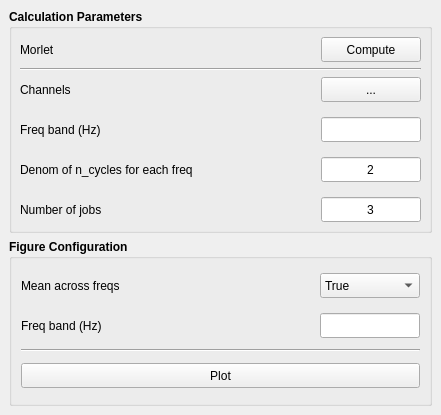
This is iEEGTool/gui/ui/csd_morlet.ui in ZhengLiu97/iEEGTool as Qt 5 draws it before an edit. The edited form follows.
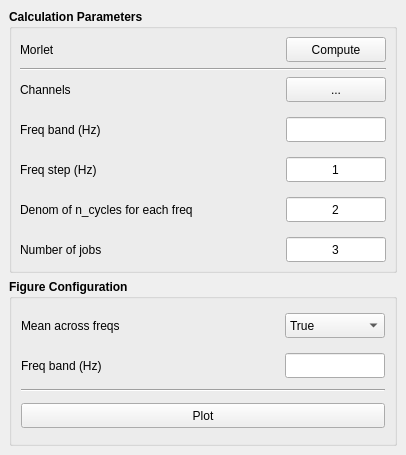
This is the edited form.

Commit message: add morlet and multitaper csd

```diff
--- a/iEEGTool/gui/ui/csd_morlet.ui
+++ b/iEEGTool/gui/ui/csd_morlet.ui
@@ -6,20 +6,20 @@
    <rect>
     <x>0</x>
     <y>0</y>
-    <width>441</width>
-    <height>415</height>
+    <width>406</width>
+    <height>455</height>
    </rect>
   </property>
   <property name="minimumSize">
    <size>
-    <width>441</width>
-    <height>415</height>
+    <width>406</width>
+    <height>455</height>
    </size>
   </property>
   <property name="maximumSize">
    <size>
-    <width>441</width>
-    <height>415</height>
+    <width>406</width>
+    <height>455</height>
    </size>
   </property>
   <property name="font">
@@ -196,6 +196,31 @@
              </property>
             </widget>
            </item>
+           <item>
+            <widget class="QLabel" name="_freq_step_lb">
+             <property name="minimumSize">
+              <size>
+               <width>0</width>
+               <height>25</height>
+              </size>
+             </property>
+             <property name="maximumSize">
+              <size>
+               <width>16777215</width>
+               <height>25</height>
+              </size>
+             </property>
+             <property name="font">
+              <font>
+               <weight>50</weight>
+               <bold>false</bold>
+              </font>
+             </property>
+             <property name="text">
+              <string>Freq step (Hz)</string>
+             </property>
+            </widget>
+           </item>
            <item>
             <widget class="QLabel" name="_denom_ncycles_lb">
              <property name="minimumSize">
@@ -248,19 +273,6 @@
            </item>
           </layout>
          </item>
-         <item>
-          <spacer name="horizontalSpacer_3">
-           <property name="orientation">
-            <enum>Qt::Horizontal</enum>
-           </property>
-           <property name="sizeHint" stdset="0">
-            <size>
-             <width>40</width>
-             <height>20</height>
-            </size>
-           </property>
-          </spacer>
-         </item>
          <item>
           <layout class="QVBoxLayout" name="verticalLayout">
            <property name="spacing">
@@ -319,6 +331,37 @@
              </property>
             </widget>
            </item>
+           <item>
+            <widget class="QLineEdit" name="_freq_step_le">
+             <property name="minimumSize">
+              <size>
+               <width>100</width>
+               <height>25</height>
+              </size>
+             </property>
+             <property name="maximumSize">
+              <size>
+               <width>100</width>
+               <height>25</height>
+              </size>
+             </property>
+             <property name="font">
+              <font>
+               <weight>50</weight>
+               <bold>false</bold>
+              </font>
+             </property>
+             <property name="focusPolicy">
+              <enum>Qt::ClickFocus</enum>
+             </property>
+             <property name="text">
+              <string>1</string>
+             </property>
+             <property name="alignment">
+              <set>Qt::AlignCenter</set>
+             </property>
+            </widget>
+           </item>
            <item>
             <widget class="QLineEdit" name="_denom_ncycles_le">
              <property name="minimumSize">
```
The commit also changes 6 other files.
